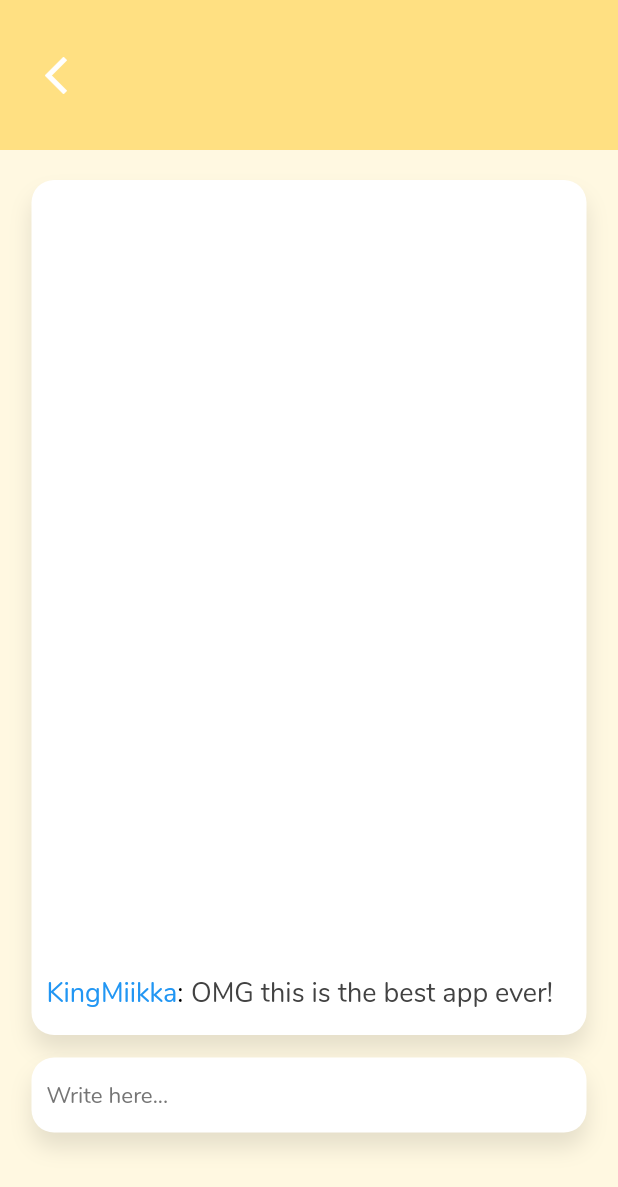
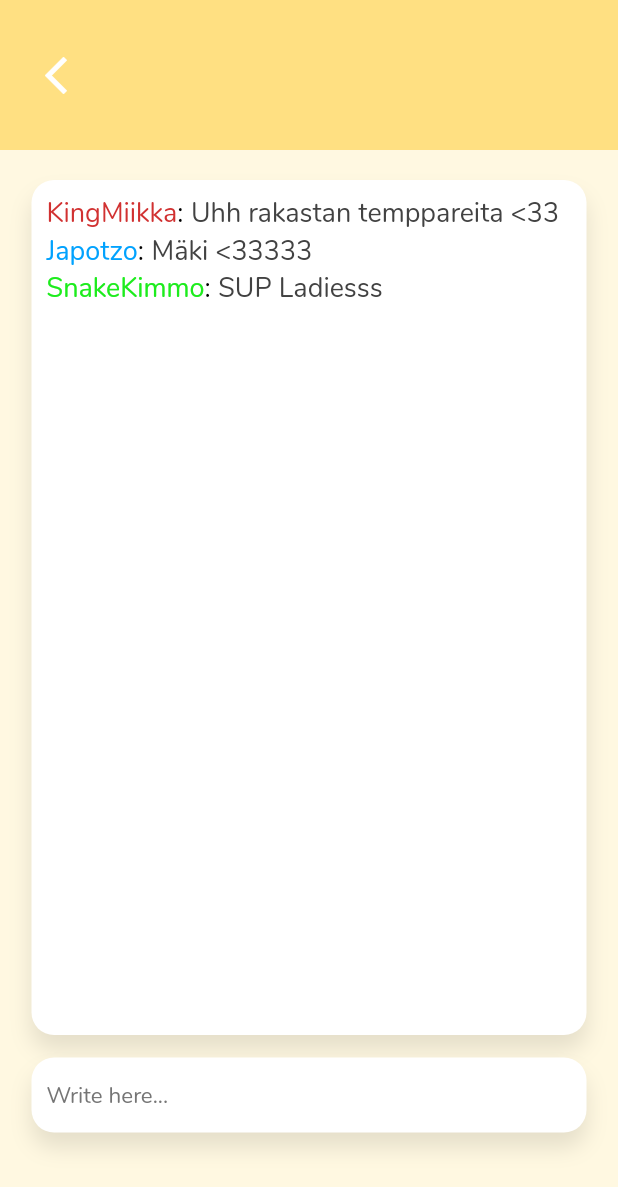
Before and after one commit to miikkatervo/chat_app, a Flutter app: the ChannelRoute screen opened directly with empty values, on a phone screen of 412 x 824 dp. Shown: the top 1187 px of the screen. Run offline on Flutter 3.47's test engine with Material 2 defaults, Android fonts, the phone set to English and light mode, and no system bars; our stand-ins replace bubble_bottom_bar; project files that could hold a hidden picture were left out.

Commit message:
more mock chat data

```diff
--- a/chatapp/lib/main.dart
+++ b/chatapp/lib/main.dart
@@ -1,5 +1,5 @@
 import 'package:flutter/material.dart';
-import 'model/model.dart';
+import 'model/channel.dart';
 import 'widgets/ChannelCard.dart';
 
 void main() => runApp(MyApp());
--- /dev/null
+++ b/chatapp/lib/model/message.dart
@@ -0,0 +1,12 @@
+class Message {
+  String user;
+  String message;
+  List<int> color;
+  Message({this.user, this.message, this.color});
+}
+
+var messages = [
+  Message(user: "KingMiikka", message: "Uhh rakastan temppareita <33", color: <int>[209, 49, 49]),
+  Message(user: "Japotzo", message: "Mäki <33333", color: <int>[1, 162, 254]),
+  Message(user: "SnakeKimmo", message: "SUP Ladiesss", color: <int>[29, 236, 29])
+];
--- /dev/null
+++ b/chatapp/lib/widgets/ChatScreen.dart
@@ -0,0 +1,76 @@
+import 'package:flutter/material.dart';
+import '../model/message.dart';
+
+class MessageItem extends StatelessWidget {
+  final String user;
+  final String message;
+  final List<int> color;
+  MessageItem({this.user, this.message, this.color});
+  @override
+  Widget build(BuildContext context) {
+    return Row(
+                  children: <Widget>[
+                    Text(
+                      user,
+                      style: TextStyle(
+                        fontFamily: 'Nunito',
+                        fontSize: 18,
+                        color: Color.fromRGBO(color[0], color[1], color[2], 1.0)
+                      ),
+                    ),
+                    Text(
+                      ":",
+                      style: TextStyle(
+                        fontFamily: 'Nunito',
+                        fontSize: 18,
+                        color: Colors.black
+                      ),
+                    ),
+                    Padding(
+                      padding: EdgeInsets.only(left: 5),
+                    ),
+                    Text(
+                      message,
+                      style: TextStyle(
+                        fontFamily: 'Nunito',
+                        fontSize: 18,
+                        color: Colors.grey[800]
+                      ),
+                    ),
+                  ],
+                );
+  }
+}
+
+class ChatScreen extends StatelessWidget {
+  final String name;
+  ChatScreen({this.name});
+  @override
+  Widget build(BuildContext context) {
+    return Container(
+            width: 370,
+            height: 570,
+            child: Padding(
+                padding: EdgeInsets.only(left:10, top: 10),
+                child: ListView.builder(
+                  itemCount: messages.length,
+                  itemBuilder: (context, index) =>
+                    MessageItem(
+                      user: messages[index].user,
+                      message: messages[index].message,
+                      color: messages[index].color
+                      )
+                )
+              ),
+            decoration: BoxDecoration(
+              color: Colors.white,
+              borderRadius: BorderRadius.circular(15),
+              boxShadow: [
+                BoxShadow(
+                  color: Colors.black.withOpacity(.1),
+                  offset: Offset(0, 10),
+                  blurRadius: 12)
+               ]),
+            );
+  }
+}
--- a/chatapp/lib/widgets/ChatState.dart
+++ b/chatapp/lib/widgets/ChatState.dart
@@ -1,4 +1,5 @@
 import 'package:flutter/material.dart';
+import './ChatScreen.dart';
 
 
 class ChannelRoute extends StatefulWidget {
@@ -65,56 +66,7 @@
           Padding(
             padding: EdgeInsets.only(top: 20),
           ),
-          Container(
-            width: 370,
-            height: 570,
-            child: Align(
-              alignment: Alignment.bottomLeft,
-              child: Padding(
-                padding: EdgeInsets.only(left:10, bottom: 15),
-                child: Row(
-                  children: <Widget>[
-                    Text(
-                      "KingMiikka",
-                      style: TextStyle(
-                        fontFamily: 'Nunito',
-                        fontSize: 18,
-                        color: Colors.blue
-                      ),
-                    ),
-                    Text(
-                      ":",
-                      style: TextStyle(
-                        fontFamily: 'Nunito',
-                        fontSize: 18,
-                        color: Colors.black
-                      ),
-                    ),
-                    Padding(
-                      padding: EdgeInsets.only(left: 5),
-                    ),
-                    Text(
-                      "OMG this is the best app ever!",
-                      style: TextStyle(
-                        fontFamily: 'Nunito',
-                        fontSize: 18,
-                        color: Colors.grey[800]
-                      ),
-                    ),
-                  ],
-                ),
-              )
-            ),
-            decoration: BoxDecoration(
-              color: Colors.white,
-              borderRadius: BorderRadius.circular(15),
-              boxShadow: [
-                BoxShadow(
-                  color: Colors.black.withOpacity(.1),
-                  offset: Offset(0, 10),
-                  blurRadius: 12)
-               ]),
-            ),
+          ChatScreen(name: name),
           Padding(
             padding: EdgeInsets.only(top: 15),
           ),
--- a/chatapp/pubspec.yaml
+++ b/chatapp/pubspec.yaml
@@ -17,6 +17,7 @@
   sdk: ">=2.1.0 <3.0.0"
 
 dependencies:
+
   flutter:
     sdk: flutter
 
```
Also changed, not shown: chatapp/lib/model/channel.dart (renamed from chatapp/lib/model/model.dart), 1 other file.
